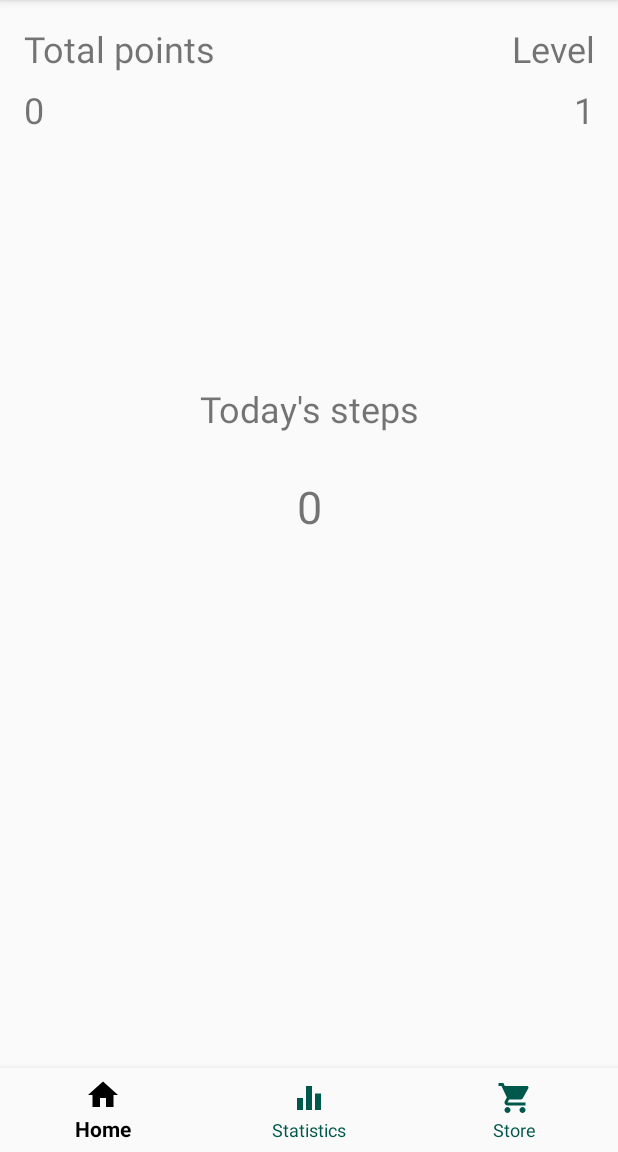
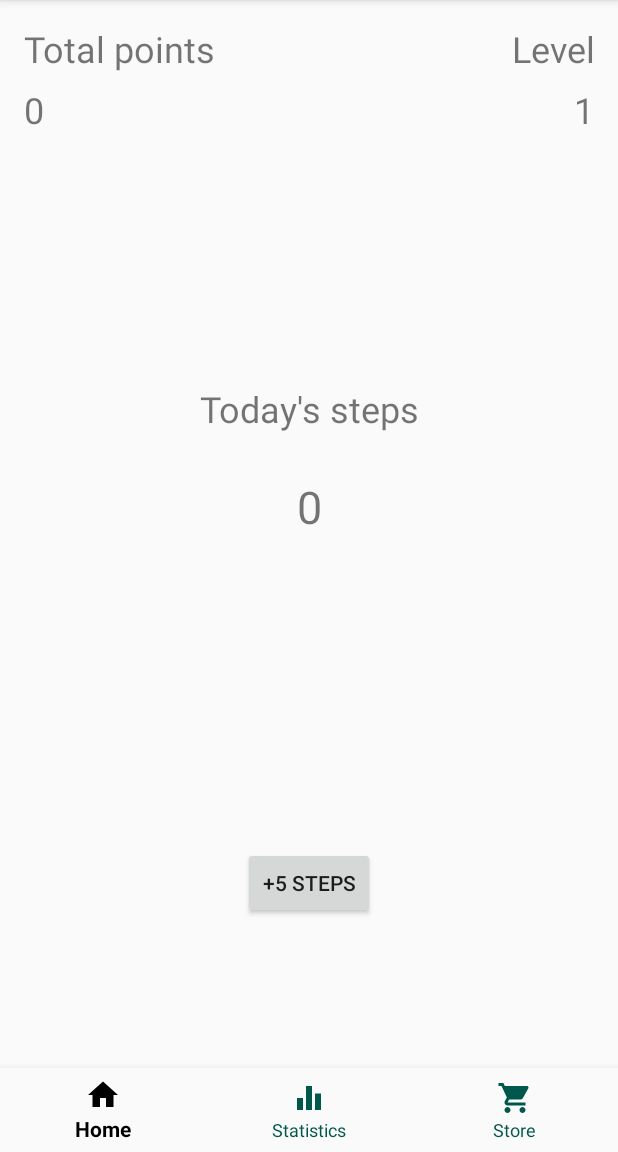
Before and after one commit to topiaspeiponen/doctorJava_project, an Android app: the screen it shows after launch (MainActivity), on a phone screen of 412 x 824 dp, the part 84-1236 px from its top. Run offline under Robolectric (Android 15) with nearby library versions, the phone set to English and light mode, and no system bars.

Commit message:
+5 steps button

```diff
--- a/app/src/main/java/com/example/doctorjava_project/MainFragment.java
+++ b/app/src/main/java/com/example/doctorjava_project/MainFragment.java
@@ -12,6 +12,7 @@ import android.util.Log;
 import android.view.LayoutInflater;
 import android.view.View;
 import android.view.ViewGroup;
+import android.widget.Button;
 import android.widget.TextView;
 import android.widget.Toast;
 
@@ -47,6 +48,7 @@ public class MainFragment extends Fragment implements SensorEventListener {
     private SensorManager sensorManager;
     private TextView count;
     boolean activityRunning = true;
+    private Button stepPlusButton;
 
     private int deltaStepTracker = -1;
 
@@ -90,8 +92,15 @@ public class MainFragment extends Fragment implements SensorEventListener {
                 updateStuff();
             }
         }, 0, 500);
+
         return inflater.inflate(R.layout.fragment_main, null);
 
+    }
+
+    public void debugAddSteps(View v){
+        this.steps += 5;
+        this.unprocessedSteps +=5;
+        this.updateUI();
     }
 
     @Override
@@ -100,6 +109,13 @@ public class MainFragment extends Fragment implements SensorEventListener {
         this.count = getView().findViewById(R.id.stepCounter);
         this.count.setText("0");
         context = getContext();
+        this.stepPlusButton = getView().findViewById(R.id.stepAdd);
+        stepPlusButton.setOnClickListener(new View.OnClickListener() {
+            @Override
+            public void onClick(final View v) {
+                debugAddSteps(v);
+            }});
+
 
         sensorManager = (SensorManager) context.getSystemService(Context.SENSOR_SERVICE);
     }
@@ -244,6 +260,8 @@ public class MainFragment extends Fragment implements SensorEventListener {
 
     private void processTick(){
         //TODO: game logic
+        Log.d("updateTest", "steps count: " + this.steps);
+        Log.d("updateTest", "unprocessedSteps count: " + this.unprocessedSteps);
     }
 
     final Handler myHandler = new Handler(); //For updating GUI on regular intervals. Android dislikes you manually doing that.
--- a/app/src/main/res/layout/fragment_main.xml
+++ b/app/src/main/res/layout/fragment_main.xml
@@ -11,9 +11,12 @@
         android:id="@+id/fragment_container"
         android:layout_width="match_parent"
         android:layout_height="match_parent"
-        android:layout_marginBottom="56dp"
+        app:layout_constraintEnd_toEndOf="parent"
         app:layout_constraintLeft_toLeftOf="parent"
-        app:layout_constraintTop_toTopOf="parent" />
+        app:layout_constraintStart_toStartOf="parent"
+        app:layout_constraintTop_toTopOf="parent">
+
+    </FrameLayout>
 
     <TextView
         android:id="@+id/todaysSteps"
@@ -87,4 +90,17 @@
         app:layout_constraintStart_toStartOf="parent"
         app:layout_constraintTop_toBottomOf="@+id/totalPoints" />
 
+    <Button
+        android:id="@+id/stepAdd"
+        android:layout_width="wrap_content"
+        android:layout_height="wrap_content"
+        android:layout_marginTop="8dp"
+        android:layout_marginBottom="88dp"
+        android:text="+5 steps"
+        app:layout_constraintBottom_toBottomOf="parent"
+        app:layout_constraintEnd_toEndOf="parent"
+        app:layout_constraintStart_toStartOf="parent"
+        app:layout_constraintTop_toBottomOf="@+id/stepCounter"
+        app:layout_constraintVertical_bias="0.68" />
+
 </androidx.constraintlayout.widget.ConstraintLayout>
```
